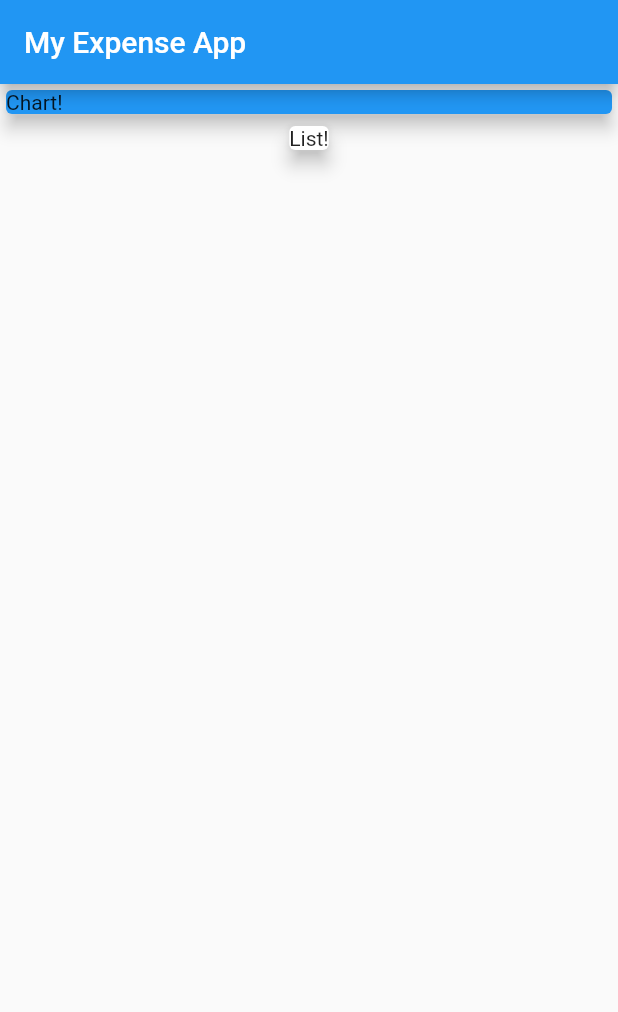
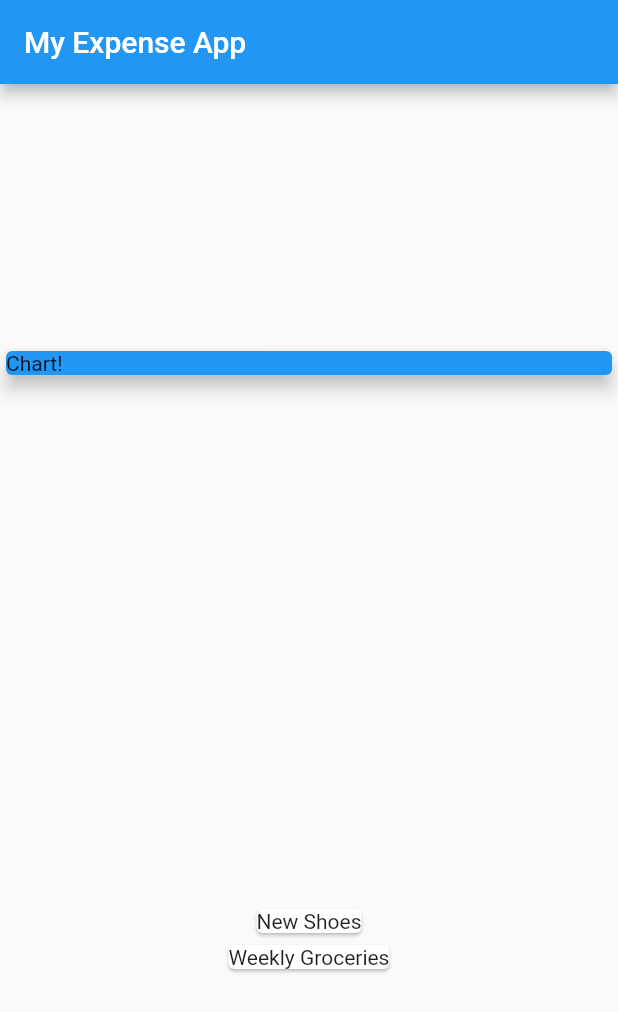
Before and after one commit to abdullah-bd/my_expense_app, a Flutter app: the screen it shows after launch, on a phone screen of 412 x 824 dp. Shown: the top 1012 px of the screen. Run offline on Flutter 3.47's test engine with Material 2 defaults, Android fonts, the phone set to English and light mode, and no system bars.

Commit message:
76 ends here. Map To List

```diff
--- a/lib/main.dart
+++ b/lib/main.dart
@@ -45,7 +45,8 @@ class MyHomePage extends StatelessWidget {
         title: const Text('My Expense App'),
       ),
       body: Column(
-        mainAxisAlignment: MainAxisAlignment.start,
+        mainAxisAlignment: MainAxisAlignment.spaceAround,
+        crossAxisAlignment: CrossAxisAlignment.stretch,
         children: <Widget>[
           Container(
             width: double.infinity,
@@ -55,11 +56,12 @@ class MyHomePage extends StatelessWidget {
               elevation: 5,
             ),
           ),
-          Card(
-            elevation: 5,
-            child: Container(
-              child: Text('List!'),
-            ),
+          Column(
+            children: transactions.map((tx) {
+              return Card(
+                  child: Text(tx.title)
+              );
+            }).toList(),
           ),
         ],
       ),
```
